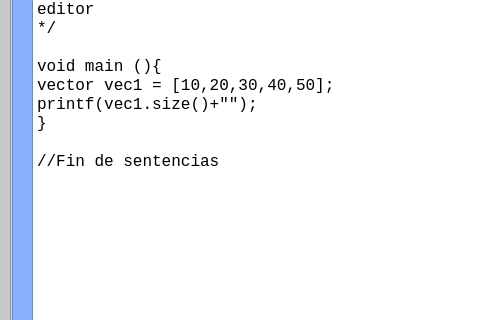
MelyzaRC/OLC2Proyecto2_201314821, file Proyecto1/mainwindow.ui: the form before one commit; both pictures show x 0 to 480 and y 117 to 437 of the 1120 by 636 pixel window.
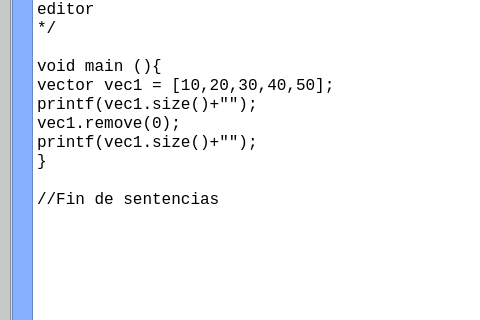
The form after the commit.

Commit message: funcion remove

The edit to the form file:
```diff
--- a/Proyecto1/mainwindow.ui
+++ b/Proyecto1/mainwindow.ui
@@ -119,6 +119,8 @@
 void main (){
 vector&lt;int&gt; vec1 = [10,20,30,40,50];
 printf(vec1.size()+&quot;&quot;);
+vec1.remove(0);
+printf(vec1.size()+&quot;&quot;);
 }
 
 //Fin de sentencias</string>
```
The commit also changes 1 other file.
